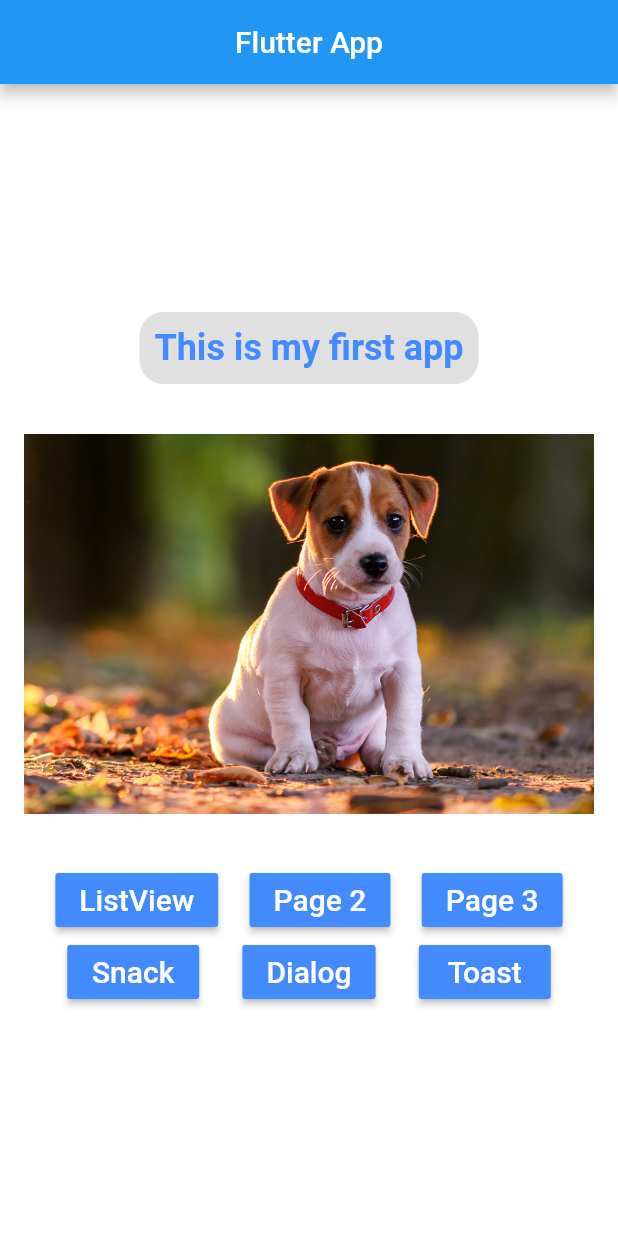
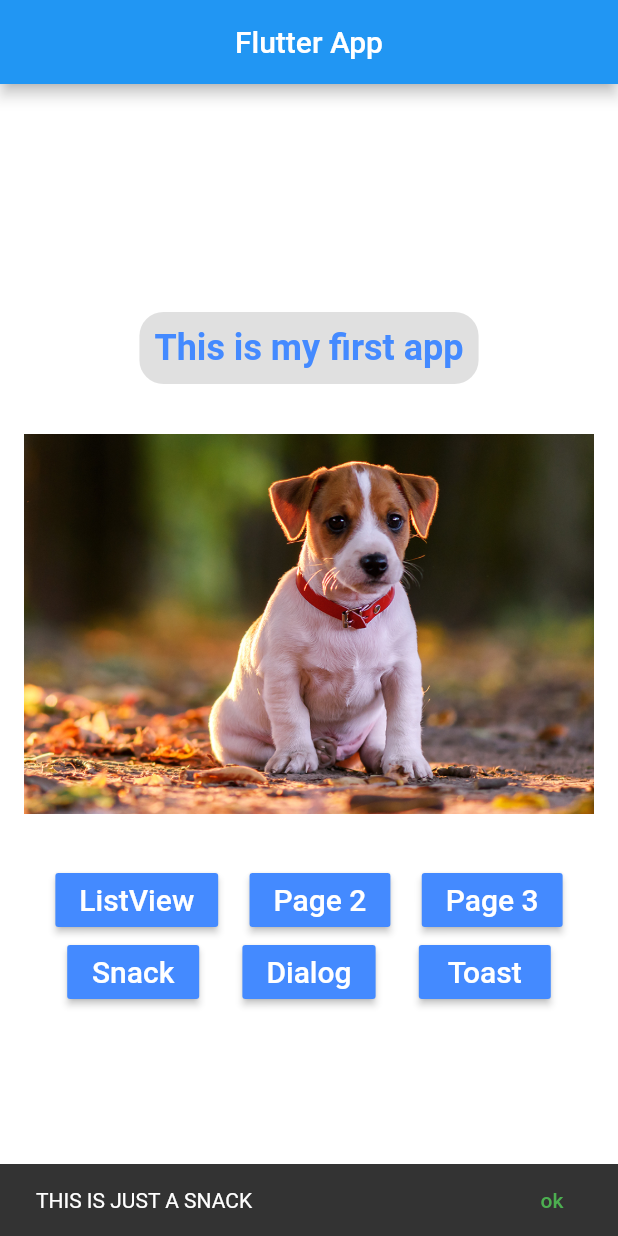
Before and after one commit to igordiniz445/flutter-study, a Flutter app: the screen it shows after launch, after a tap on "Snack", on a phone screen of 412 x 824 dp. Run offline on Flutter 3.47's test engine with Material 2 defaults, Android fonts, the phone set to English and light mode, and no system bars.

Commit message:
Snack added

```diff
--- a/lib/home_page.dart
+++ b/lib/home_page.dart
@@ -6,6 +6,8 @@ import 'package:aula01/widgets/Blue_button.dart';
 import 'package:flutter/material.dart';
 
 class HomePage extends StatelessWidget {
+  BuildContext context;
+
   @override
   Widget build(BuildContext context) {
     // TODO: implement build
@@ -14,11 +16,14 @@ class HomePage extends StatelessWidget {
         title: Text("Flutter App"),
         centerTitle: true,
       ),
-      body: home(context),
+      body: home(),
     );
   }
 
-  home(context) {
+  home() {
+    return Builder(
+      builder: (context) {
+        this.context = context;
         return Container(
           color: Colors.white,
           padding: EdgeInsets.only(bottom: 16, left: 16, right: 16, top: 16),
@@ -37,6 +42,8 @@ class HomePage extends StatelessWidget {
               _packButtons(context),
             ],
           ),
+        );
+      },
     );
   }
 
@@ -69,7 +76,7 @@ class HomePage extends StatelessWidget {
       Row(
         mainAxisAlignment: MainAxisAlignment.spaceEvenly,
         children: <Widget>[
-          BlueButton("Snack", _onClickSnack),
+          BlueButton("Snack", () => _onClickSnack()),
           BlueButton("Dialog", _onClickDialog),
           BlueButton("Toast", _onClickToast),
         ],
@@ -101,7 +108,14 @@ class HomePage extends StatelessWidget {
   }
 
   _onClickSnack() {
-    print("Clicquei no snack");
+    Scaffold.of(this.context).showSnackBar(SnackBar(
+      content: Text("THIS IS JUST A SNACK"),
+      action: SnackBarAction(
+        label: "ok",
+        onPressed: () => print("Snack OK"),
+        textColor: Colors.green,
+      ),
+    ));
   }
 
   _onClickDialog() {}
```
Lines whose indentation alone changed are shown as unchanged.
